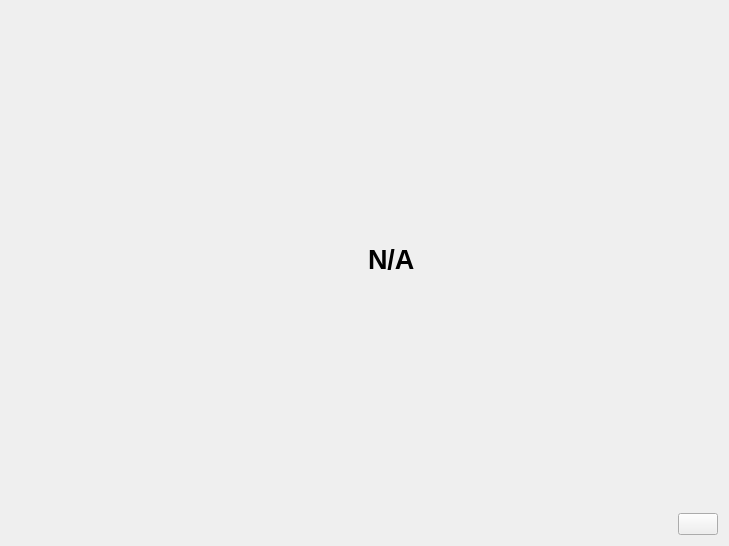
Above: libs/libcore/ui/PortableIDWidget.ui from mrdeveloperdude/OctoMY before the change. Below: the same form after it.
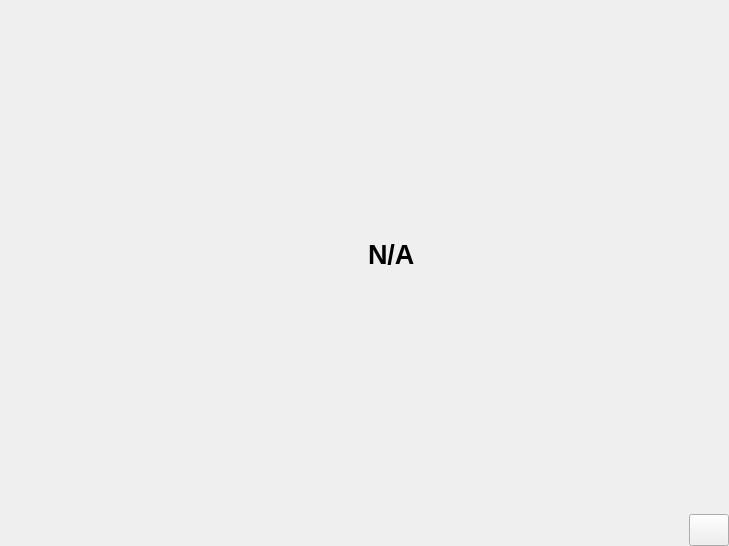
That is the form after the change. Icons and pictures are not drawn. Custom widgets are drawn as their Qt base class.

Patch:
```diff
--- a/libs/libcore/ui/PortableIDWidget.ui
+++ b/libs/libcore/ui/PortableIDWidget.ui
@@ -14,6 +14,18 @@
    <string>Form</string>
   </property>
   <layout class="QVBoxLayout" name="verticalLayout_2">
+   <property name="leftMargin">
+    <number>0</number>
+   </property>
+   <property name="topMargin">
+    <number>0</number>
+   </property>
+   <property name="rightMargin">
+    <number>0</number>
+   </property>
+   <property name="bottomMargin">
+    <number>0</number>
+   </property>
    <item>
     <widget class="QStackedWidget" name="stackedWidget">
      <property name="currentIndex">
@@ -280,6 +292,18 @@
      </widget>
      <widget class="QWidget" name="pageNameplate">
       <layout class="QVBoxLayout" name="verticalLayout">
+       <property name="leftMargin">
+        <number>0</number>
+       </property>
+       <property name="topMargin">
+        <number>0</number>
+       </property>
+       <property name="rightMargin">
+        <number>0</number>
+       </property>
+       <property name="bottomMargin">
+        <number>0</number>
+       </property>
        <item>
         <layout class="QHBoxLayout" name="horizontalLayout_2">
          <item>
@@ -332,6 +356,12 @@
      </item>
      <item>
       <widget class="QPushButton" name="pushButtonToggleView">
+       <property name="minimumSize">
+        <size>
+         <width>32</width>
+         <height>32</height>
+        </size>
+       </property>
        <property name="toolTip">
         <string>View full birth certificate</string>
        </property>
```
Left out of the diff: 10 changed lines with no effect on the pictures.
